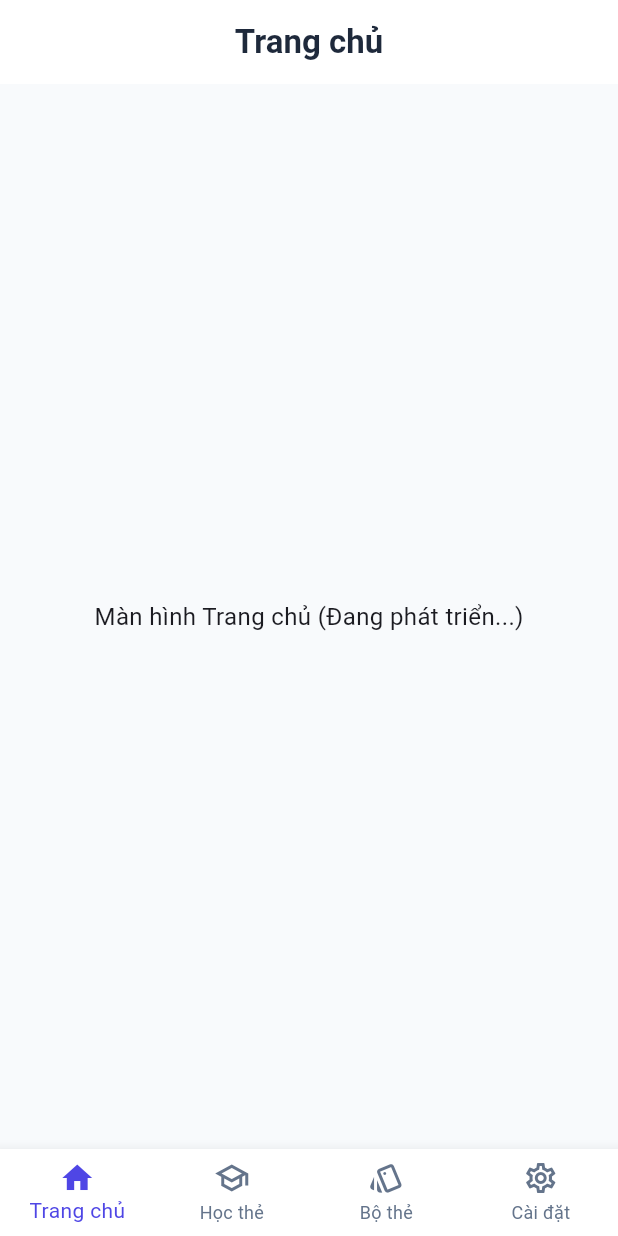
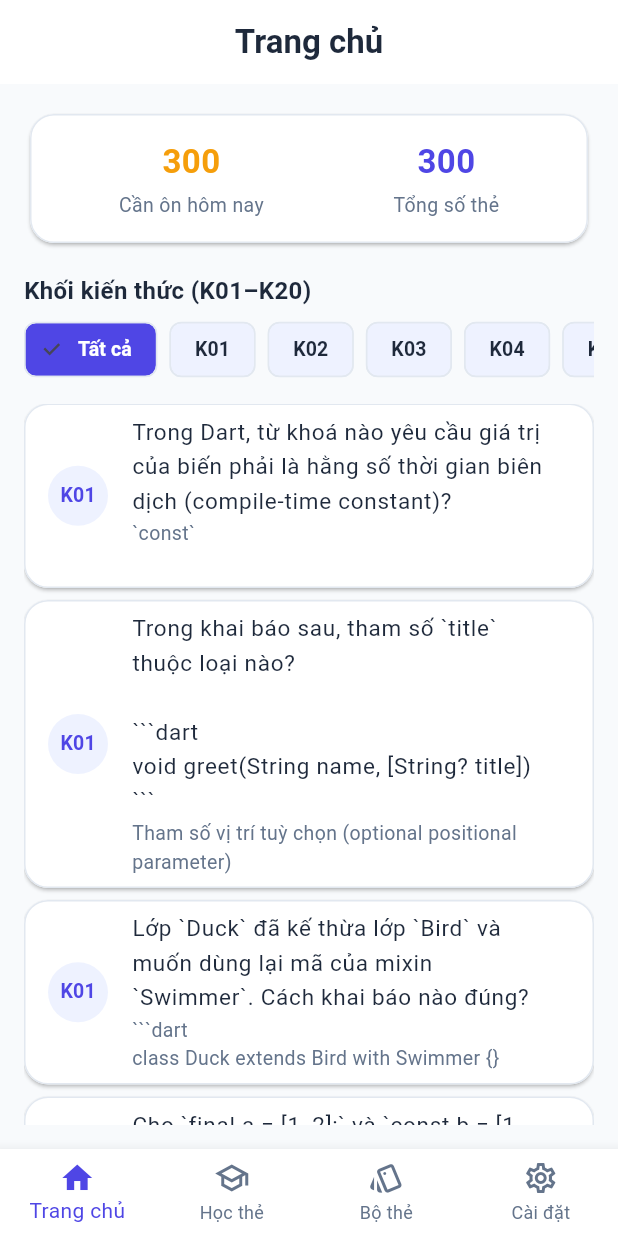
Before and after one commit to quang01112006/FlashCard, a Flutter app: the screen it shows after launch, on a phone screen of 412 x 824 dp. Run offline on Flutter 3.47's test engine with Material 3 defaults, Android fonts, the phone set to English and light mode, and no system bars; our stand-ins replace hive_flutter; accounts and stored records are empty.

Commit message:
feat(home): them giao dien trang chu va bo loc kien thuc

```diff
--- a/lib/controllers/card_controller.dart
+++ b/lib/controllers/card_controller.dart
@@ -60,8 +60,8 @@ class CardController extends ChangeNotifier {
   /// TODO [Người 2 phụ trách Trang chủ & Lọc thẻ]:
   /// Viết logic lọc danh sách thẻ theo mã khối kiến thức (K01–K20)
   List<Flashcard> getCardsByTopic(String topicCode) {
-    // TODO: Người 2 điền code lọc danh sách thẻ ở đây
-    return [];
+    if (topicCode.isEmpty || topicCode == 'ALL') return _cards;
+    return _cards.where((c) => c.topicCode == topicCode).toList();
   }
 
   /// TODO [Người 4 phụ trách Cài đặt]:
--- a/lib/screens/home_screen.dart
+++ b/lib/screens/home_screen.dart
@@ -1,21 +1,161 @@
 import 'package:flutter/material.dart';
+import 'package:provider/provider.dart';
+import '../controllers/card_controller.dart';
+import '../core/app_theme.dart';
 
-class HomeScreen extends StatelessWidget {
+class HomeScreen extends StatefulWidget {
   const HomeScreen({super.key});
 
   @override
+  State<HomeScreen> createState() => _HomeScreenState();
+}
+
+class _HomeScreenState extends State<HomeScreen> {
+  String _selectedTopic = 'ALL';
+
+  // Tạo danh sách K01 -> K20
+  final List<String> _topics = [
+    'ALL',
+    ...List.generate(20, (i) => 'K${(i + 1).toString().padLeft(2, '0')}'),
+  ];
+
+  @override
   Widget build(BuildContext context) {
+    final controller = context.watch<CardController>();
+    final filteredCards = controller.getCardsByTopic(_selectedTopic);
+
     return Scaffold(
       appBar: AppBar(
-        title: const Text('Trang chủ'),
-        centerTitle: true,
+        title: const Text('Trang chủ'), // Tự ăn style AppBarTheme từ app_theme.dart
       ),
-      body: const Center(
-        child: Text(
-          'Màn hình Trang chủ (Đang phát triển...)',
-          style: TextStyle(fontSize: 16),
+      body: controller.isLoading
+          ? const Center(
+              child: CircularProgressIndicator(color: AppColors.primary),
+            )
+          : Padding(
+              padding: const EdgeInsets.all(16),
+              child: Column(
+                crossAxisAlignment: CrossAxisAlignment.start,
+                children: [
+                  // 1. Thống kê nhanh (Card tự ăn CardTheme từ app_theme.dart)
+                  Card(
+                    child: Padding(
+                      padding: const EdgeInsets.all(16),
+                      child: Row(
+                        mainAxisAlignment: MainAxisAlignment.spaceAround,
+                        children: [
+                          _statItem(
+                            'Cần ôn hôm nay',
+                            '${controller.dueCount}',
+                            AppColors.warning,
+                          ),
+                          _statItem(
+                            'Tổng số thẻ',
+                            '${controller.cards.length}',
+                            AppColors.primary,
+                          ),
+                        ],
+                      ),
+                    ),
+                  ),
+                  const SizedBox(height: 16),
+
+                  // 2. Thanh lọc K01 - K20
+                  const Text(
+                    'Khối kiến thức (K01–K20)',
+                    style: AppTextStyles.subHeading,
+                  ),
+                  const SizedBox(height: 8),
+                  SizedBox(
+                    height: 40,
+                    child: ListView.builder(
+                      scrollDirection: Axis.horizontal,
+                      itemCount: _topics.length,
+                      itemBuilder: (context, index) {
+                        final topic = _topics[index];
+                        final isSelected = _selectedTopic == topic;
+                        return Padding(
+                          padding: const EdgeInsets.only(right: 8),
+                          child: ChoiceChip(
+                            label: Text(
+                              topic == 'ALL' ? 'Tất cả' : topic,
+                              style: AppTextStyles.caption.copyWith(
+                                color: isSelected
+                                    ? AppColors.surface
+                                    : AppColors.textPrimary,
+                                fontWeight: FontWeight.w600,
+                              ),
+                            ),
+                            selected: isSelected,
+                            selectedColor: AppColors.primary,
+                            backgroundColor: AppColors.primaryLight,
+                            side: const BorderSide(color: AppColors.border),
+                            onSelected: (_) =>
+                                setState(() => _selectedTopic = topic),
+                          ),
+                        );
+                      },
+                    ),
+                  ),
+                  const SizedBox(height: 16),
+
+                  // 3. Danh sách thẻ đã lọc
+                  Expanded(
+                    child: filteredCards.isEmpty
+                        ? const Center(
+                            child: Text(
+                              'Chưa có dữ liệu thẻ',
+                              style: AppTextStyles.body,
+                            ),
+                          )
+                        : ListView.builder(
+                            itemCount: filteredCards.length,
+                            itemBuilder: (context, index) {
+                              final card = filteredCards[index];
+                              return Card(
+                                margin: const EdgeInsets.only(bottom: 8),
+                                child: ListTile(
+                                  leading: CircleAvatar(
+                                    backgroundColor: AppColors.primaryLight,
+                                    child: Text(
+                                      card.topicCode,
+                                      style: AppTextStyles.caption.copyWith(
+                                        color: AppColors.primary,
+                                        fontWeight: FontWeight.bold,
+                                      ),
+                                    ),
+                                  ),
+                                  title: Text(
+                                    card.front,
+                                    style: AppTextStyles.body,
+                                  ),
+                                  subtitle: Text(
+                                    card.back,
+                                    style: AppTextStyles.caption,
+                                    maxLines: 2,
+                                    overflow: TextOverflow.ellipsis,
+                                  ),
+                                ),
+                              );
+                            },
+                          ),
+                  ),
+                ],
+              ),
+            ),
+    );
+  }
+
+  Widget _statItem(String label, String value, Color valueColor) {
+    return Column(
+      children: [
+        Text(
+          value,
+          style: AppTextStyles.heading.copyWith(color: valueColor),
         ),
-      ),
+        const SizedBox(height: 4),
+        Text(label, style: AppTextStyles.caption),
+      ],
     );
   }
 }
--- a/lib/services/storage_service.dart
+++ b/lib/services/storage_service.dart
@@ -0,0 +1,107 @@
+import 'dart:convert';
+import 'package:flutter/foundation.dart';
+import 'package:flutter/services.dart';
+import 'package:hive_flutter/hive_flutter.dart';
+import '../models/flashcard.dart';
+
+class StorageService {
+  static const String _boxName = 'flashcards_box';
+  static bool _isInitialized = false;
+
+  /// Khởi tạo Hive và mở Box lưu trữ (an toàn khi gọi nhiều lần)
+  Future<Box> _getBox() async {
+    if (!_isInitialized) {
+      await Hive.initFlutter();
+      _isInitialized = true;
+    }
+    if (!Hive.isBoxOpen(_boxName)) {
+      return await Hive.openBox(_boxName);
+    }
+    return Hive.box(_boxName);
+  }
+
+  /// Nạp 300 câu hỏi từ assets/default_cards.json vào Hive khi mở app lần đầu.
+  /// Nếu Hive đã có dữ liệu thì đọc từ Hive ra để giữ nguyên tiến độ ôn tập SM-2.
+  Future<List<Flashcard>> initAndLoadCards({
+    String assetPath = 'assets/default_cards.json',
+  }) async {
+    final box = await _getBox();
+
+    // Lần đầu mở app (Box rỗng) -> Đọc từ JSON và lưu vào Hive
+    if (box.isEmpty) {
+      final defaultCards = await loadCardsFromJsonAsset(assetPath);
+      await saveAllCards(defaultCards);
+      return defaultCards;
+    }
+
+    // Các lần mở sau -> Lấy danh sách thẻ đã lưu trong Hive
+    return getAllCards();
+  }
+
+  /// Đọc và chuyển đổi dữ liệu từ file JSON asset thành danh sách Flashcard
+  Future<List<Flashcard>> loadCardsFromJsonAsset(String assetPath) async {
+    try {
+      final jsonString = await rootBundle.loadString(assetPath);
+      return parseCardsFromJsonString(jsonString);
+    } catch (e) {
+      debugPrint('Lỗi đọc file JSON ($assetPath): $e');
+      return [];
+    }
+  }
+
+  /// Hàm tách riêng logic parse chuỗi JSON (giúp viết Unit Test dễ dàng)
+  List<Flashcard> parseCardsFromJsonString(String jsonString) {
+    final List<dynamic> jsonList = json.decode(jsonString) as List<dynamic>;
+    return jsonList.map((item) {
+      return Flashcard.fromJson(Map<String, dynamic>.from(item as Map));
+    }).toList();
+  }
+
+  /// Lấy toàn bộ thẻ đang có trong Hive
+  Future<List<Flashcard>> getAllCards() async {
+    final box = await _getBox();
+    return box.values.map((item) {
+      return Flashcard.fromJson(Map<String, dynamic>.from(item as Map));
+    }).toList();
+  }
+
+  /// Lưu danh sách nhiều thẻ vào Hive (dùng id thẻ làm key)
+  Future<void> saveAllCards(List<Flashcard> cards) async {
+    final box = await _getBox();
+    final Map<String, Map<String, dynamic>> entries = {
+      for (final card in cards) card.id: card.toJson(),
+    };
+    await box.putAll(entries);
+  }
+
+  /// Lưu hoặc cập nhật 1 thẻ vào Hive
+  Future<void> saveCard(Flashcard card) async {
+    final box = await _getBox();
+    await box.put(card.id, card.toJson());
+  }
+
+  /// Xóa 1 thẻ khỏi Hive theo id
+  Future<void> deleteCard(String id) async {
+    final box = await _getBox();
+    await box.delete(id);
+  }
+
+  /// Xóa sạch dữ liệu trong Hive (hỗ trợ chức năng Reset)
+  Future<void> clearAll() async {
+    final box = await _getBox();
+    await box.clear();
+  }
+
+  /// Lọc danh sách thẻ theo mã khối kiến thức (K01–K20)
+  List<Flashcard> filterCardsByTopic(
+    List<Flashcard> allCards,
+    String topicCode,
+  ) {
+    if (topicCode.isEmpty || topicCode.toUpperCase() == 'ALL') {
+      return List<Flashcard>.from(allCards);
+    }
+    return allCards
+        .where((card) => card.topicCode.toUpperCase() == topicCode.toUpperCase())
+        .toList();
+  }
+}
```
